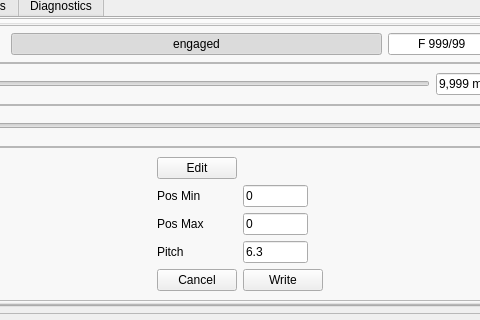
Qt form Steuerung3d_Remake/src/steuerung3d/apps/yellow/ui_split/yellow3_merged.ui (martburg/qt_panda_spike_repo) before a commit; both pictures show x 149 to 629 and y 303 to 623 of the 777 by 623 pixel window.
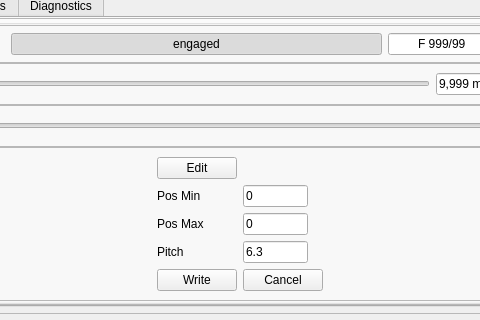
The same form after that commit. The open tabs and pages were chosen to show the change.

The edit to the form file:
```diff
--- a/Steuerung3d_Remake/src/steuerung3d/apps/yellow/ui_split/yellow3_merged.ui
+++ b/Steuerung3d_Remake/src/steuerung3d/apps/yellow/ui_split/yellow3_merged.ui
@@ -2167,7 +2167,7 @@
                      </widget>
                     </item>
                     <item row="1" column="2">
-                     <widget class="QLineEdit" name="txtGPosMax_2">
+                     <widget class="QLineEdit" name="txtGPosMin_3">
                       <property name="maximumSize">
                        <size>
                         <width>65</width>
@@ -2192,15 +2192,8 @@
                       </property>
                      </widget>
                     </item>
-                    <item row="8" column="2">
-                     <widget class="QPushButton" name="btnGuiderWrite">
-                      <property name="text">
-                       <string>Write</string>
-                      </property>
-                     </widget>
-                    </item>
                     <item row="2" column="2">
-                     <widget class="QLineEdit" name="txtGPosMin_2">
+                     <widget class="QLineEdit" name="txtGPosMax_2">
                       <property name="maximumSize">
                        <size>
                         <width>65</width>
@@ -2225,13 +2218,6 @@
                       </property>
                      </spacer>
                     </item>
-                    <item row="8" column="1">
-                     <widget class="QPushButton" name="btnGuiderCancel">
-                      <property name="text">
-                       <string>Cancel</string>
-                      </property>
-                     </widget>
-                    </item>
                     <item row="1" column="0">
                      <spacer name="horizontalSpacer_30">
                       <property name="orientation">
@@ -2245,6 +2231,20 @@
                       </property>
                      </spacer>
                     </item>
+                    <item row="8" column="1">
+                     <widget class="QPushButton" name="btnGuiderWrite">
+                      <property name="text">
+                       <string>Write</string>
+                      </property>
+                     </widget>
+                    </item>
+                    <item row="8" column="2">
+                     <widget class="QPushButton" name="btnGuiderCancel">
+                      <property name="text">
+                       <string>Cancel</string>
+                      </property>
+                     </widget>
+                    </item>
                    </layout>
                   </widget>
                  </item>
```
Left out of the diff: 8 changed lines with no effect on the pictures.
